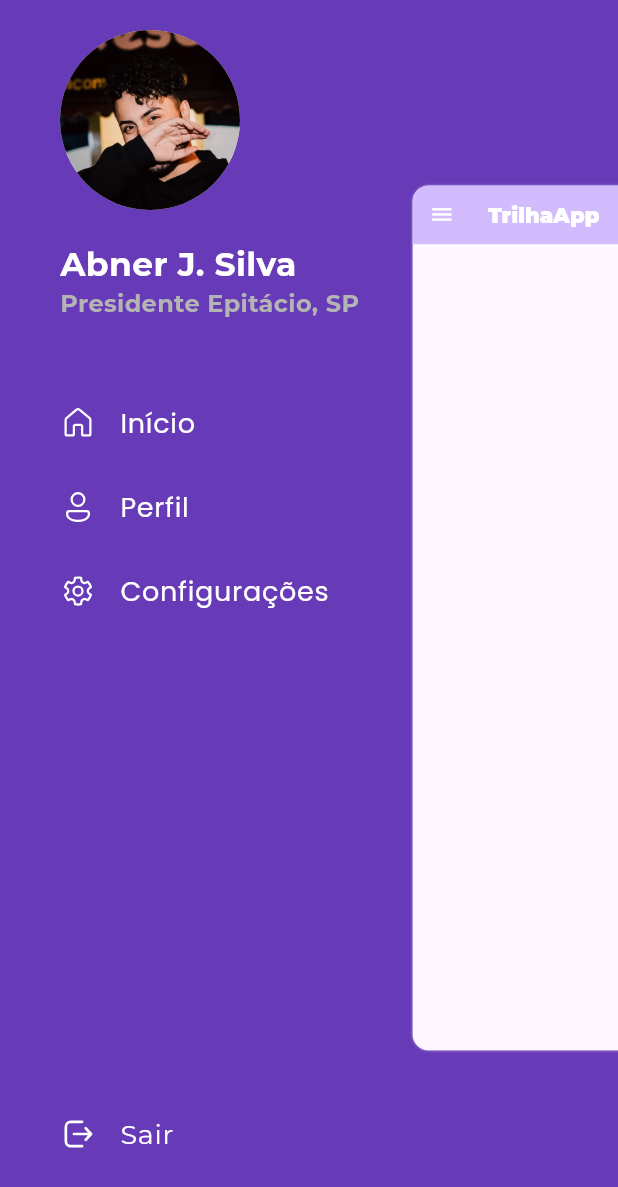
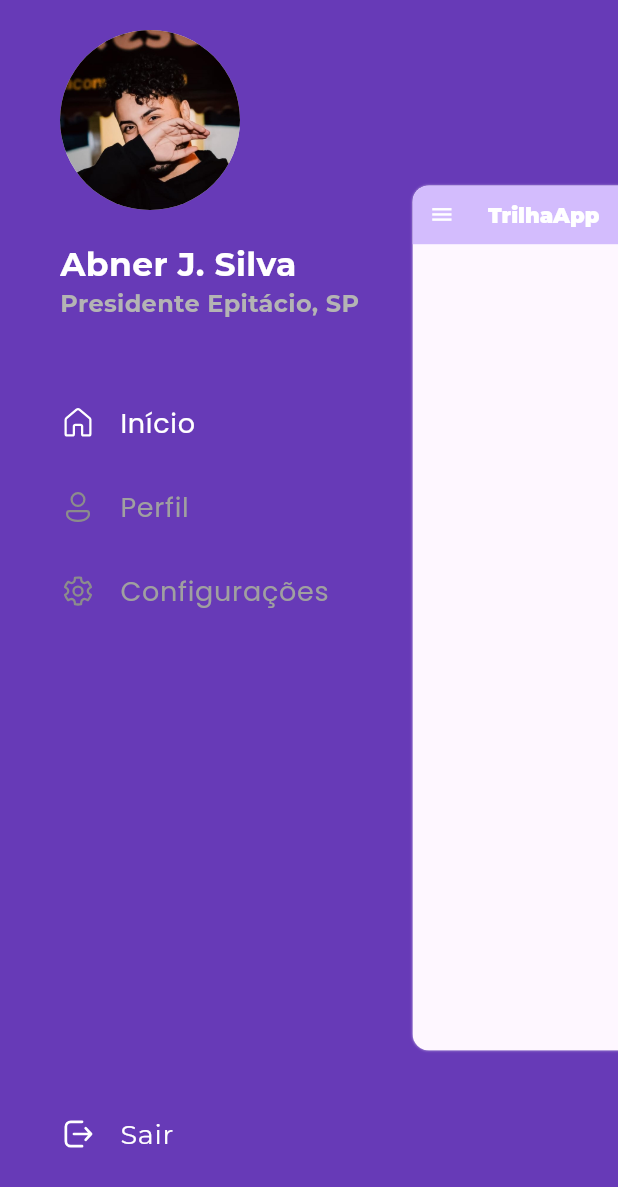
Before and after one commit to abnerjs/bc_dio_trilhaapp, a Flutter app: the HomePageMain screen opened by its route, after a tap on the "menu" icon, on a phone screen of 412 x 824 dp. Shown: the top 1187 px of the screen. Run offline on Flutter 3.47's test engine with Material 2 defaults, Android fonts, the phone set to English and light mode, and no system bars; drawn by our look-alikes of flutter_zoom_drawer; our stand-ins replace google_fonts.

Commit message:
selected tile highlight

```diff
--- a/lib/pages/home/home_main.dart
+++ b/lib/pages/home/home_main.dart
@@ -13,18 +13,26 @@ class HomePageMain extends StatefulWidget {
 }
 
 class _HomePageMainState extends State<HomePageMain> {
+  MenuItem currentItem = MenuItems.home;
+
   @override
-  Widget build(BuildContext context) => const ZoomDrawer(
+  Widget build(BuildContext context) => ZoomDrawer(
         menuBackgroundColor: Colors.deepPurple,
         menuScreenWidth: double.infinity,
         mainScreenTapClose: true,
         angle: 0,
         style: DrawerStyle.defaultStyle,
-        boxShadow: [
+        boxShadow: const [
           BoxShadow(color: Colors.white38, blurRadius: 1),
         ],
-        menuScreen: MenuPage(),
-        mainScreen: HomePage(
+        menuScreen: MenuPage(
+            currentItem: currentItem,
+            onSelectedItem: (item) {
+              setState(() {
+                currentItem = item;
+              });
+            }),
+        mainScreen: const HomePage(
           title: "TrilhaApp",
         ),
       );
--- a/lib/pages/menu.dart
+++ b/lib/pages/menu.dart
@@ -2,14 +2,14 @@ import 'package:fluentui_system_icons/fluentui_system_icons.dart';
 import 'package:flutter/material.dart';
 import 'package:google_fonts/google_fonts.dart';
 
-class MenuPage extends StatefulWidget {
-  const MenuPage({super.key});
+class MenuPage extends StatelessWidget {
+  final MenuItem currentItem;
+  final ValueChanged<MenuItem> onSelectedItem;
 
-  @override
-  State<MenuPage> createState() => _MenuPageState();
-}
+  const MenuPage(
+      {Key? key, required this.currentItem, required this.onSelectedItem})
+      : super(key: key);
 
-class _MenuPageState extends State<MenuPage> {
   @override
   Widget build(BuildContext context) => Scaffold(
       backgroundColor: Colors.deepPurple,
@@ -66,25 +66,29 @@ class _MenuPageState extends State<MenuPage> {
           ],
         ),
       ));
-}
 
-Widget buildMenuItem(MenuItem item) => ListTile(
+  Widget buildMenuItem(MenuItem item) => ListTileTheme(
+        selectedColor: Colors.white,
+        iconColor: const Color.fromARGB(255, 140, 140, 140),
+        textColor: const Color.fromARGB(255, 160, 160, 160),
+        child: ListTile(
+          selected: currentItem == item,
           minLeadingWidth: 20,
           contentPadding: const EdgeInsets.symmetric(horizontal: 40),
           leading: Icon(
             item.icon,
-        color: Colors.white,
             size: 24,
           ),
           title: Text(
             item.title,
             style: GoogleFonts.poppins(
-          color: Colors.white,
               fontSize: 18,
             ),
           ),
           onTap: () {},
+        ),
       );
+}
 
 class MenuItems {
   static const home =
```
Lines whose indentation alone changed are shown as unchanged.
